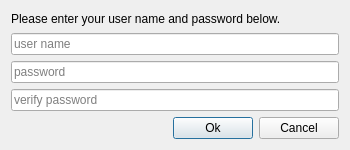
First picture: the form in GetCredentials.ui, repository generaliinformatik/getcredentials, before the edit.
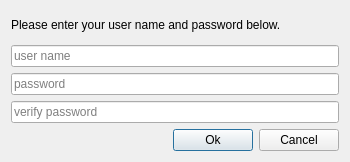
Second picture: the form after the edit. Icons and pictures are not drawn.

Commit message:
Allow proper resize with long description
Add a few comments.

The edit to the form file:
```diff
--- a/GetCredentials.ui
+++ b/GetCredentials.ui
@@ -2,14 +2,6 @@
 <ui version="4.0">
  <class>GetCredentials</class>
  <widget class="QDialog" name="GetCredentials">
-  <property name="geometry">
-   <rect>
-    <x>0</x>
-    <y>0</y>
-    <width>350</width>
-    <height>150</height>
-   </rect>
-  </property>
   <property name="minimumSize">
    <size>
     <width>350</width>
@@ -19,7 +11,7 @@
   <property name="maximumSize">
    <size>
     <width>350</width>
-    <height>150</height>
+    <height>200</height>
    </size>
   </property>
   <property name="windowTitle">
@@ -35,6 +27,9 @@
      <property name="text">
       <string>Please enter your user name and password below.</string>
      </property>
+     <property name="wordWrap">
+      <bool>true</bool>
+     </property>
     </widget>
    </item>
    <item>
```
The commit also changes 2 other files.
